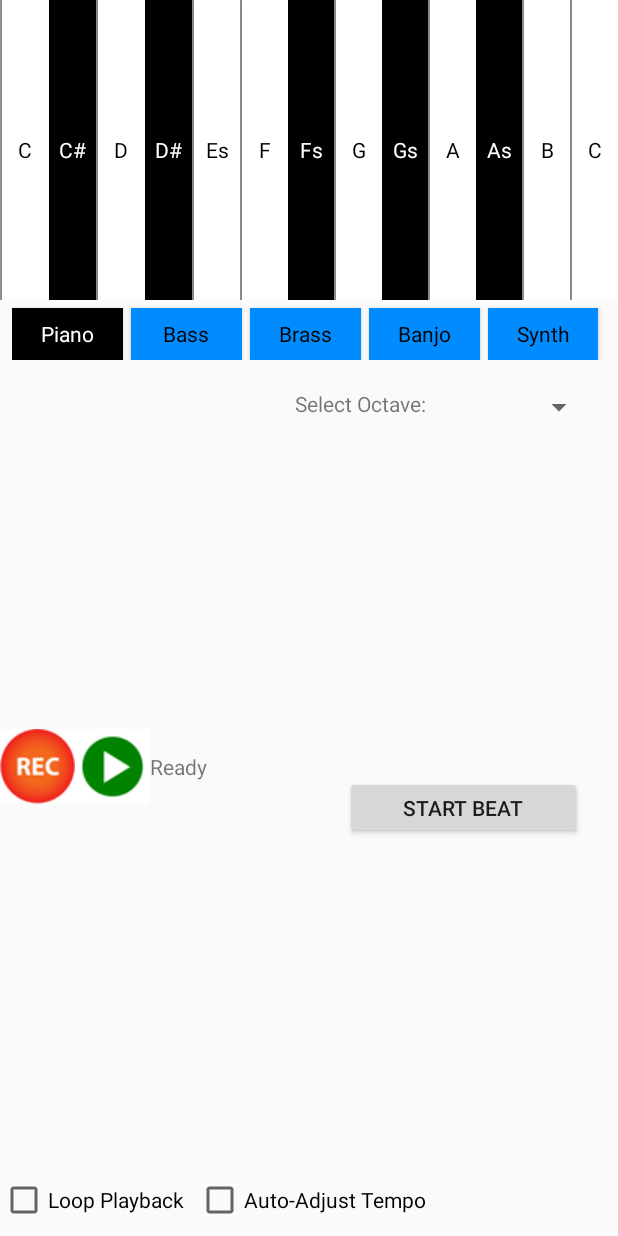
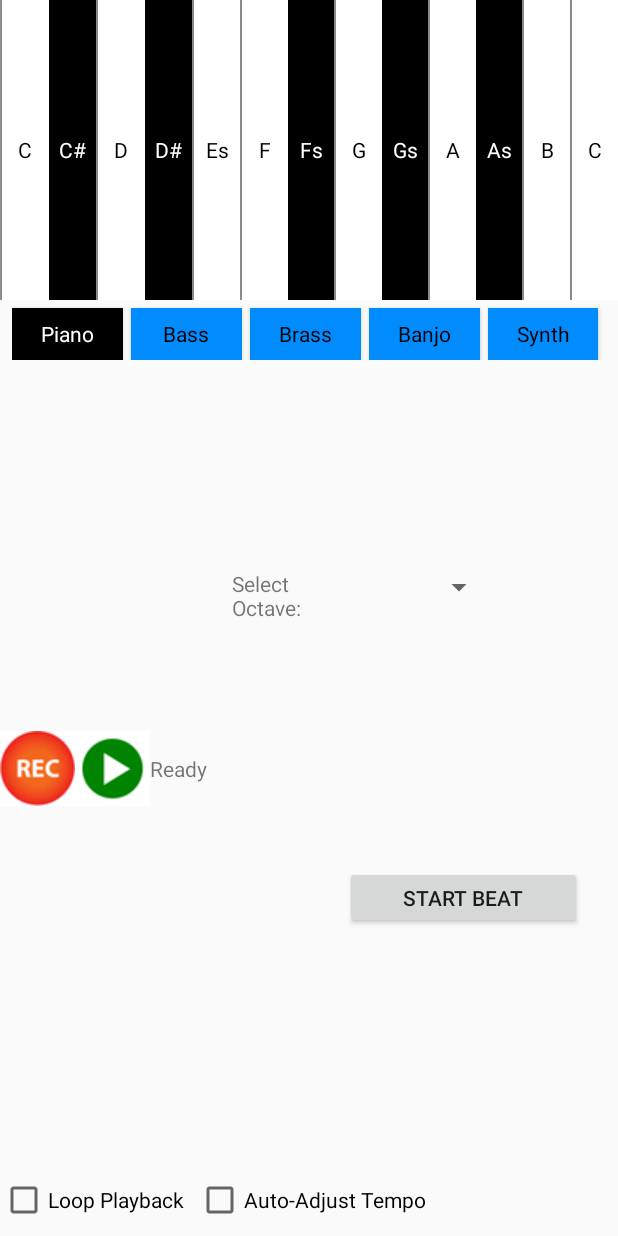
Before and after one commit to RobinJSanders/Pocket_Piano, an Android app: the layout activity_main.xml on its own in the app's theme, with its tools: preview values and no code run, on a phone screen of 412 x 824 dp. Run offline under Robolectric (Android 15) with nearby library versions, the phone set to English and light mode, and no system bars.

Commit message:
Change activity_main.xml
Octave picker now aligned with record/playback buttons

```diff
--- a/app/src/main/res/layout/activity_main.xml
+++ b/app/src/main/res/layout/activity_main.xml
@@ -311,12 +311,12 @@
     <LinearLayout
         android:id="@+id/LinearLayout_RecordPlaybackButtons"
         android:layout_width="145dp"
-        android:layout_height="52dp"
+        android:layout_height="50dp"
+        android:layout_marginBottom="8dp"
+        android:layout_marginTop="8dp"
         android:orientation="horizontal"
+        app:layout_constraintBottom_toTopOf="@+id/LinearLayout_Settings"
         app:layout_constraintLeft_toLeftOf="parent"
-        android:layout_marginBottom="8dp"
-        app:layout_constraintBottom_toTopOf="@+id/LinearLayout_Settings"
-        android:layout_marginTop="8dp"
         app:layout_constraintTop_toBottomOf="@+id/LinearLayout_VoiceButtons">
 
         <ImageButton
@@ -324,8 +324,8 @@
             android:layout_width="wrap_content"
             android:layout_height="wrap_content"
             android:background="@android:color/transparent"
+            android:contentDescription="@string/Record"
             android:src="@drawable/rec"
-            android:contentDescription="@string/Record"
             />
 
         <ImageButton
@@ -333,9 +333,9 @@
             android:layout_width="wrap_content"
             android:layout_height="wrap_content"
             android:background="@android:color/transparent"
+            android:contentDescription="@string/Stop"
             android:src="@drawable/stop"
             android:visibility="gone"
-            android:contentDescription="@string/Stop"
             />
 
 
@@ -344,8 +344,8 @@
             android:layout_width="wrap_content"
             android:layout_height="wrap_content"
             android:background="@android:color/transparent"
+            android:contentDescription="@string/Play"
             android:src="@drawable/play"
-            android:contentDescription="@string/Play"
             />
 
         <TextView
@@ -392,28 +392,30 @@
 
     <LinearLayout
         android:id="@+id/LinearLayout_OctavePicker"
-        android:layout_width="200dp"
+        android:layout_width="175dp"
         android:layout_height="50dp"
+        android:layout_marginLeft="9dp"
+        android:layout_marginTop="8dp"
         android:orientation="horizontal"
+        app:layout_constraintLeft_toRightOf="@+id/LinearLayout_RecordPlaybackButtons"
         app:layout_constraintTop_toBottomOf="@id/LinearLayout_VoiceButtons"
-        android:layout_marginTop="4dp"
-        app:layout_constraintLeft_toRightOf="@+id/LinearLayout_RecordPlaybackButtons"
-        android:layout_marginLeft="51dp">
+        app:layout_constraintBottom_toBottomOf="@+id/LinearLayout_RecordPlaybackButtons"
+        android:layout_marginBottom="8dp">
 
         <TextView
             android:id="@+id/Lbl_Octave"
-            android:layout_width="wrap_content"
-            android:layout_height="wrap_content"
-            android:layout_marginTop="15sp"
+            android:layout_width="55dp"
+            android:layout_height="47dp"
             android:text="@string/Select_Octave"
+            android:layout_marginTop="15dp"
             />
 
         <Spinner
             android:id="@+id/Spn_SelectOctave"
-            android:layout_marginTop="15sp"
             android:layout_width="0dp"
             android:layout_height="wrap_content"
             android:layout_weight="1"
+            android:layout_marginTop="15dp"
             />
 
     </LinearLayout>
```
